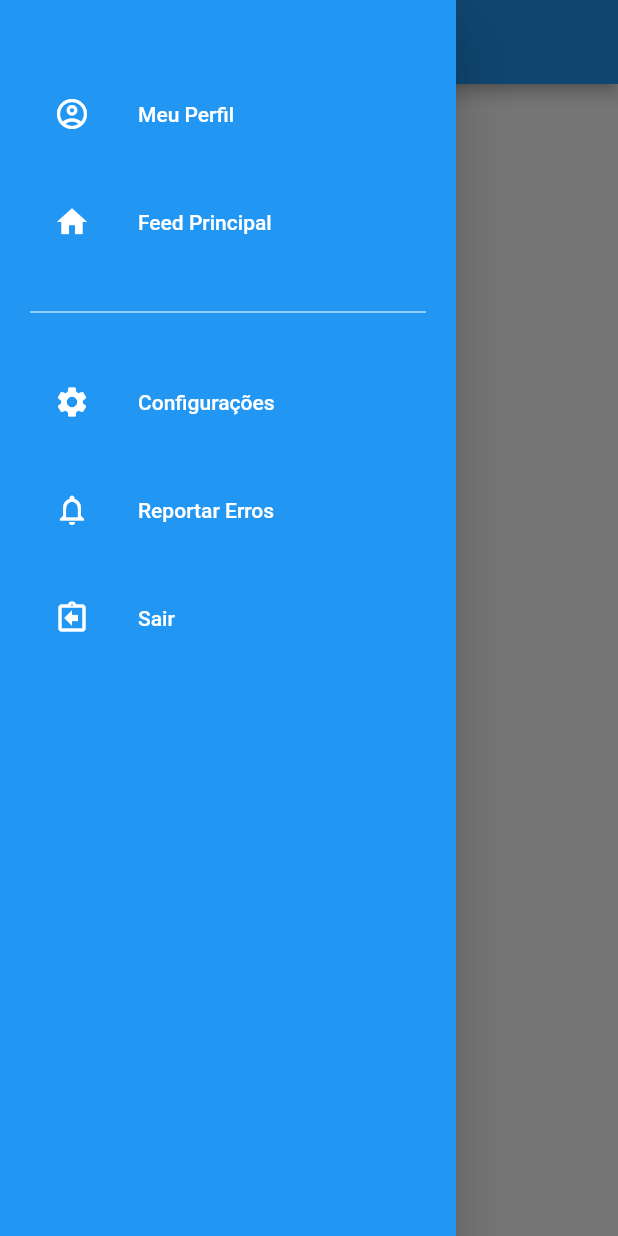
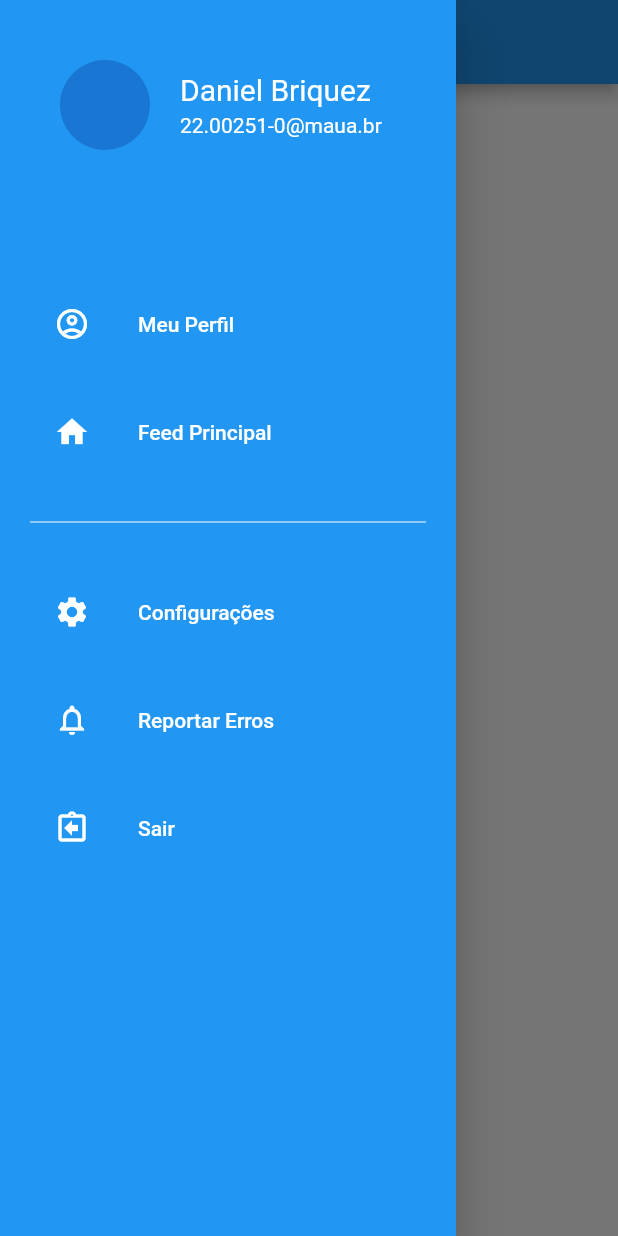
Before and after one commit to Briqz23/APP_Mau-_Or-culo, a Flutter app: the MainPage screen opened directly, with the side drawer open, on a phone screen of 412 x 824 dp. Run offline on Flutter 3.47's test engine with Material 2 defaults, Android fonts, the phone set to English and light mode, and no system bars; missing offline and left inert: dart:html.

```diff
--- a/lib/modules/login_page/main_page/main_page.dart
+++ b/lib/modules/login_page/main_page/main_page.dart
@@ -1,7 +1,5 @@
 import 'dart:html';
-
 import 'package:flutter/material.dart';
-
 import '../widgets/drawer_icon.dart';
 import '../widgets/profile_icon.dart';
 import 'lista_drawer_header.dart';
--- a/lib/modules/login_page/main_page/navigation_drawer_widget.dart
+++ b/lib/modules/login_page/main_page/navigation_drawer_widget.dart
@@ -14,12 +14,22 @@ class NavigationDrawerWidget extends StatelessWidget {
 
   @override
   Widget build(BuildContext context) {
+    final name = 'Daniel Briquez';
+    final email = '22.00251-0@maua.br';
+    final pfpImage = DecorationImage(
+      image: AssetImage('/profile_picture.png'),
+    );
     return Drawer(
         child: Material(
             color: Colors.blue,
             child: ListView(
               padding: padding,
               children: <Widget>[
+                buildHeader(
+                  pfp_image: pfpImage,
+                  name: name,
+                  email: email,
+                ),
                 const SizedBox(height: 48),
                 buildMenuItem(
                   text: "Meu Perfil",
@@ -68,6 +78,36 @@ class NavigationDrawerWidget extends StatelessWidget {
       onTap: onClicked,
     );
   }
+
+  buildHeader(
+          {required DecorationImage pfp_image,
+          required String name,
+          required String email}) =>
+      InkWell(
+          child: Container(
+              padding: padding.add(EdgeInsets.symmetric(vertical: 40)),
+              child: Row(
+                children: [
+                  CircleAvatar(
+                    radius: 30,
+                  ),
+                  SizedBox(width: 20),
+                  Column(
+                    crossAxisAlignment: CrossAxisAlignment.start,
+                    children: [
+                      Text(
+                        name,
+                        style: TextStyle(fontSize: 20, color: Colors.white),
+                      ),
+                      const SizedBox(height: 4),
+                      Text(
+                        email,
+                        style: TextStyle(fontSize: 14, color: Colors.white),
+                      ),
+                    ],
+                  ),
+                ],
+              )));
 }
 
 void selectedItem(BuildContext context, int index) {
```
Also changed, not shown: lib/modules/error_report/error_report.dart (+8 -5 lines), lib/modules/main_feed/main_feed.dart (+8 -5 lines), lib/modules/meu_perfil/meu_perfil.dart (+8 -6 lines), lib/modules/settings/settings.dart (+8 -5 lines).
